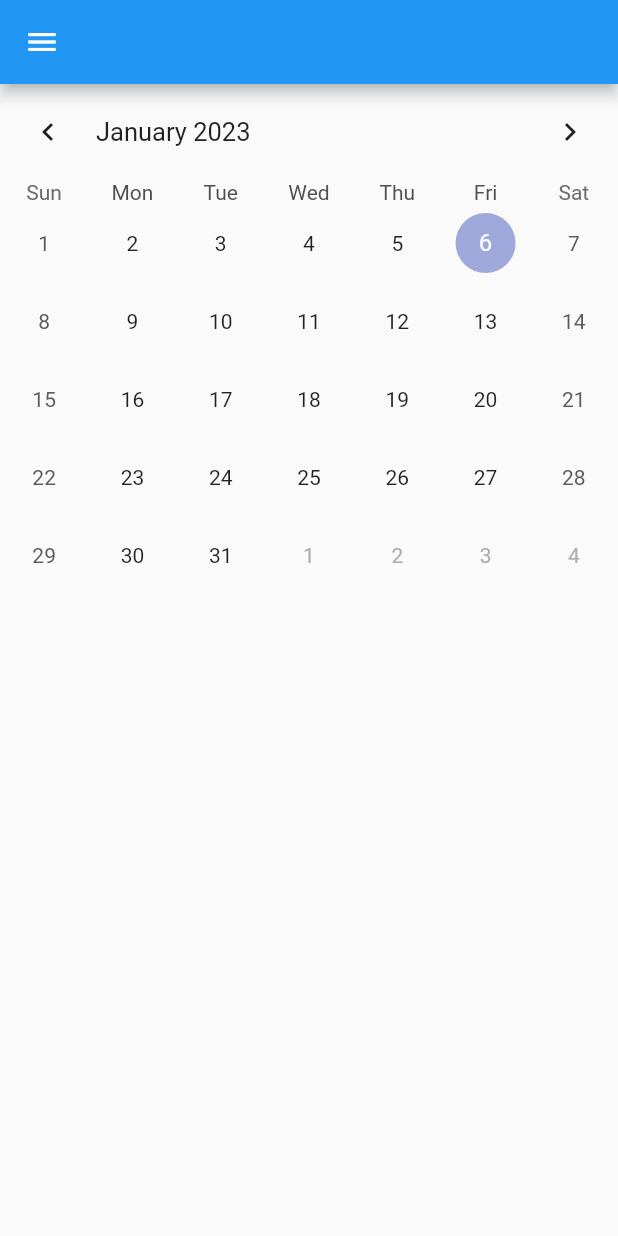
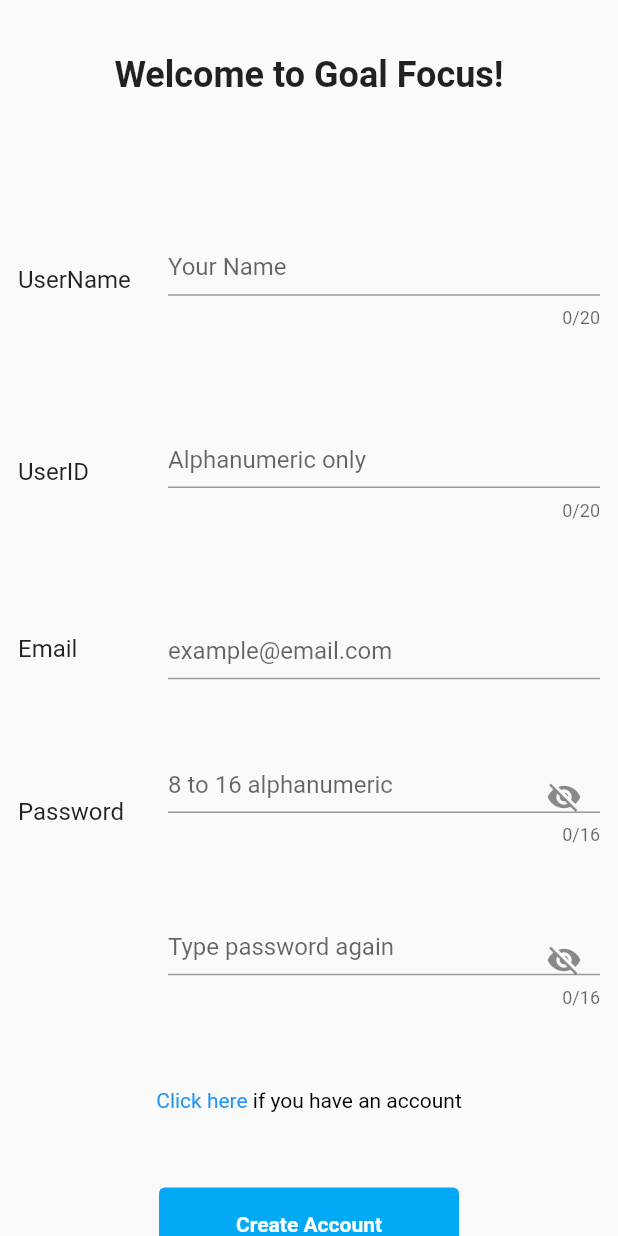
Before and after one commit to ikejun0518/GoalFocus, a Flutter app: the screen it shows after launch, on a phone screen of 412 x 824 dp. Run offline on Flutter 3.47's test engine with Material 2 defaults, Android fonts, the phone set to English and light mode, and no system bars; drawn by our look-alikes of table_calendar; our stand-ins replace cloud_firestore, firebase_auth, firebase_core; accounts and stored records are empty.

Commit message:
second commit

```diff
--- /dev/null
+++ b/lib/View/account/create_account_page_en.dart
@@ -0,0 +1,269 @@
+import 'package:firebase_auth/firebase_auth.dart';
+import 'package:flutter/gestures.dart';
+import 'package:flutter/material.dart';
+import 'package:flutter_application_1/View/account/login_page.dart';
+import 'package:flutter_application_1/View/calendar.dart';
+import 'package:flutter_application_1/model/account.dart';
+import 'package:flutter_application_1/utils/authentication.dart';
+import 'package:flutter_application_1/utils/firestore/user_firestore.dart';
+
+class CreateAccountPageEn extends StatefulWidget {
+  const CreateAccountPageEn({super.key});
+
+  @override
+  State<CreateAccountPageEn> createState() => _CreateAccountPageState();
+}
+
+class _CreateAccountPageState extends State<CreateAccountPageEn> {
+  TextEditingController usernameController = TextEditingController();
+  TextEditingController userIdController = TextEditingController();
+  TextEditingController emailController = TextEditingController();
+  TextEditingController passController = TextEditingController();
+  TextEditingController passCheckController = TextEditingController();
+
+  bool _checkpass1 = true;
+  bool _checkpass2 = true;
+
+  @override
+  Widget build(BuildContext context) {
+    final Size size = MediaQuery.of(context).size;
+
+    return Scaffold(
+        body: SafeArea(
+      child: SingleChildScrollView(
+        child: Column(
+          children: [
+            SizedBox(
+              height: size.height * 0.9,
+              child: Column(
+                mainAxisAlignment: MainAxisAlignment.spaceBetween,
+                children: [
+                  const SizedBox(
+                    height: 100,
+                    child: Center(
+                        child: Text(
+                      'Welcome to Goal Focus!',
+                      style:
+                          TextStyle(fontSize: 24, fontWeight: FontWeight.bold),
+                    )),
+                  ),
+                  Padding(
+                    padding: const EdgeInsets.all(12.0),
+                    child: SizedBox(
+                      height: 60,
+                      child: Row(
+                        children: [
+                          const SizedBox(
+                            width: 100,
+                            child: Text(
+                              'UserName',
+                              style: TextStyle(fontSize: 16),
+                            ),
+                          ),
+                          Expanded(
+                            child: SizedBox(
+                              child: TextField(
+                                controller: usernameController,
+                                maxLength: 20,
+                                decoration: const InputDecoration(
+                                    hintText: 'Your Name'),
+                              ),
+                            ),
+                          ),
+                        ],
+                      ),
+                    ),
+                  ),
+                  Padding(
+                    padding: const EdgeInsets.all(12.0),
+                    child: SizedBox(
+                      height: 60,
+                      child: Row(
+                        children: [
+                          const SizedBox(
+                            width: 100,
+                            child: Text(
+                              'UserID',
+                              style: TextStyle(fontSize: 16),
+                            ),
+                          ),
+                          Expanded(
+                            child: SizedBox(
+                              child: TextField(
+                                controller: userIdController,
+                                maxLength: 20,
+                                decoration: const InputDecoration(
+                                    hintText: 'Alphanumeric only'),
+                              ),
+                            ),
+                          ),
+                        ],
+                      ),
+                    ),
+                  ),
+                  Padding(
+                    padding: const EdgeInsets.all(12.0),
+                    child: SizedBox(
+                      height: 40,
+                      child: Row(
+                        children: [
+                          const SizedBox(
+                            width: 100,
+                            child: Text(
+                              'Email',
+                              style: TextStyle(fontSize: 16),
+                            ),
+                          ),
+                          Expanded(
+                            child: SizedBox(
+                              child: TextField(
+                                controller: emailController,
+                                decoration: const InputDecoration(
+                                    hintText: 'example@email.com'),
+                              ),
+                            ),
+                          ),
+                        ],
+                      ),
+                    ),
+                  ),
+                  Padding(
+                    padding: const EdgeInsets.all(12.0),
+                    child: SizedBox(
+                      height: 40,
+                      child: Row(
+                        children: [
+                          const SizedBox(
+                            width: 100,
+                            child: Text(
+                              'Password',
+                              style: TextStyle(fontSize: 16),
+                            ),
+                          ),
+                          Expanded(
+                            child: SizedBox(
+                              child: TextField(
+                                maxLength: 16,
+                                obscureText: _checkpass1,
+                                controller: passController,
+                                decoration: InputDecoration(
+                                    suffixIcon: IconButton(
+                                      icon: Icon(_checkpass1
+                                          ? Icons.visibility_off
+                                          : Icons.visibility),
+                                      onPressed: () {
+                                        setState(() {
+                                          _checkpass1 = !_checkpass1;
+                                        });
+                                      },
+                                    ),
+                                    hintText: '8 to 16 alphanumeric'),
+                              ),
+                            ),
+                          ),
+                        ],
+                      ),
+                    ),
+                  ),
+                  Padding(
+                    padding: const EdgeInsets.all(12.0),
+                    child: SizedBox(
+                      height: 40,
+                      child: Row(
+                        children: [
+                          const SizedBox(
+                            width: 100,
+                          ),
+                          Expanded(
+                            child: SizedBox(
+                              child: TextField(
+                                  maxLength: 16,
+                                  obscureText: _checkpass2,
+                                  controller: passCheckController,
+                                  decoration: InputDecoration(
+                                    hintText: 'Type password again',
+                                    suffixIcon: IconButton(
+                                      icon: Icon(_checkpass2
+                                          ? Icons.visibility_off
+                                          : Icons.visibility),
+                                      onPressed: () {
+                                        setState(() {
+                                          _checkpass2 = !_checkpass2;
+                                        });
+                                      },
+                                    ),
+                                  )),
+                            ),
+                          ),
+                        ],
+                      ),
+                    ),
+                  ),
+                  SizedBox(
+                    child: Center(
+                      child: RichText(
+                          text: TextSpan(
+                              style: const TextStyle(color: Colors.black),
+                              children: [
+                            TextSpan(
+                                text: 'Click here',
+                                style: const TextStyle(color: Colors.blue),
+                                recognizer: TapGestureRecognizer()
+                                  ..onTap = () {
+                                    Navigator.push(
+                                        context,
+                                        MaterialPageRoute(
+                                            builder: (context) =>
+                                                const LoginPage()));
+                                  }),
+                            const TextSpan(text: ' if you have an account'),
+                          ])),
+                    ),
+                  ),
+                ],
+              ),
+            ),
+            const SizedBox(
+              height: 50,
+            ),
+            TextButton(
+              style: TextButton.styleFrom(
+                  backgroundColor: Colors.lightBlue,
+                  minimumSize: const Size(200, 50)),
+              child: const Text(
+                'Create Account',
+                style: TextStyle(
+                  color: Colors.white,
+                  fontWeight: FontWeight.bold,
+                ),
+              ),
+              onPressed: () async {
+                if (userIdController.text.isNotEmpty &&
+                    usernameController.text.isNotEmpty &&
+                    passController.text == passCheckController.text) {
+                  var result = await Authentication.signUp(
+                      email: emailController.text, pass: passController.text);
+                  if (result is UserCredential) {
+                    Account newAccount = Account(
+                        id: result.user!.uid,
+                        name: usernameController.text,
+                        userId: userIdController.text);
+                    // ignore: no_leading_underscores_for_local_identifiers
+                    var _result = await UserFirestore.setUser(newAccount);
+                    if (_result == true) {
+                      // ignore: use_build_context_synchronously
+                      Navigator.push(
+                          context,
+                          MaterialPageRoute(
+                              builder: ((context) => const Calendar())));
+                    }
+                  }
+                }
+              },
+            ),
+          ],
+        ),
+      ),
+    ));
+  }
+}
--- a/lib/main.dart
+++ b/lib/main.dart
@@ -1,5 +1,6 @@
+import 'package:firebase_core/firebase_core.dart';
 import 'package:flutter/material.dart';
-import 'package:flutter_application_1/View/calendar.dart';
+import 'package:flutter_application_1/View/account/create_account_page_en.dart';
 
 void main() {
   runApp(const MyApp());
@@ -11,6 +12,7 @@ class MyApp extends StatelessWidget {
   // This widget is the root of your application.
   @override
   Widget build(BuildContext context) {
+    Firebase.initializeApp();
     return MaterialApp(
       title: 'Goal Focus',
       theme: ThemeData(
@@ -25,7 +27,7 @@ class MyApp extends StatelessWidget {
         // is not restarted
         primarySwatch: Colors.blue,
       ),
-      home: const Calendar(),
+      home: const CreateAccountPageEn(),
     );
   }
 }
--- /dev/null
+++ b/lib/utils/authentication.dart
@@ -0,0 +1,50 @@
+import 'package:firebase_auth/firebase_auth.dart';
+import 'package:flutter_application_1/model/account.dart';
+
+class Authentication {
+  static final _firebaseAuth = FirebaseAuth.instance;
+  static User? currentFirebaseUser;
+  static Account? myAccount;
+
+  static Future<dynamic> signUp(
+      {required String email, required String pass}) async {
+    try {
+      UserCredential newAccount = await _firebaseAuth
+          .createUserWithEmailAndPassword(email: email, password: pass);
+      // ignore: avoid_print
+      print('Auth登録完了');
+      return newAccount;
+    } catch (e) {
+      // ignore: avoid_print
+      print('Auth登録エラー: $e');
+      return false;
+    }
+  }
+
+  static Future<dynamic> emailSignIn(
+      {required String email, required String pass}) async {
+    try {
+      final UserCredential result = await _firebaseAuth
+          .signInWithEmailAndPassword(email: email, password: pass);
+
+      currentFirebaseUser = result.user;
+      // ignore: avoid_print
+      print('Authサインイン完了');
+      return result;
+    } catch (e) {
+      // ignore: avoid_print
+      print('Authサインインエラー:$e');
+      return false;
+    }
+  }
+
+  static Future<void> signOut() async {
+    await _firebaseAuth.signOut();
+  }
+
+  static Future<void> deleteAuth() async {
+    if (currentFirebaseUser != null) {
+      await currentFirebaseUser!.delete();
+    }
+  }
+}
--- /dev/null
+++ b/lib/utils/firestore/user_firestore.dart
@@ -0,0 +1,54 @@
+import 'package:cloud_firestore/cloud_firestore.dart';
+import 'package:flutter_application_1/utils/authentication.dart';
+
+import '../../model/account.dart';
+
+class UserFirestore {
+  static final _firestoreInstance = FirebaseFirestore.instance;
+  static final CollectionReference users =
+      _firestoreInstance.collection('users');
+
+  static Future<dynamic> setUser(Account newAccount) async {
+    try {
+      await users.doc(newAccount.id).set({
+        'name': newAccount.name,
+        'uid': newAccount.id,
+        'user_id': newAccount.userId,
+        'created_time': Timestamp.now(),
+        'updated_time': Timestamp.now()
+      });
+
+      // ignore: avoid_print
+      print('新規ユーザー作成完了');
+      return true;
+    } catch (e) {
+      // ignore: avoid_print
+      print('新規ユーザー作成エラー :$e');
+      return false;
+    }
+  }
+
+  static Future<dynamic> getUser(String uid) async {
+    try {
+      DocumentSnapshot documentSnapshot = await users.doc(uid).get();
+      Map<String, dynamic> data =
+          documentSnapshot.data() as Map<String, dynamic>;
+      Account myAccount = Account(
+          id: uid,
+          name: data['name'],
+          userId: data['user_id'],
+          createdTime: data['created_time'],
+          updatedTime: data['updated_time']);
+
+      Authentication.myAccount = myAccount;
+
+      // ignore: avoid_print
+      print('ユーザー取得完了');
+      return true;
+    } catch (e) {
+      // ignore: avoid_print
+      print('ユーザー取得失敗');
+      return false;
+    }
+  }
+}
```
Also changed, not shown: lib/View/account/login_page.dart (added, +15 -0 lines), flutter_01.png (added), flutter_02.png (added).
